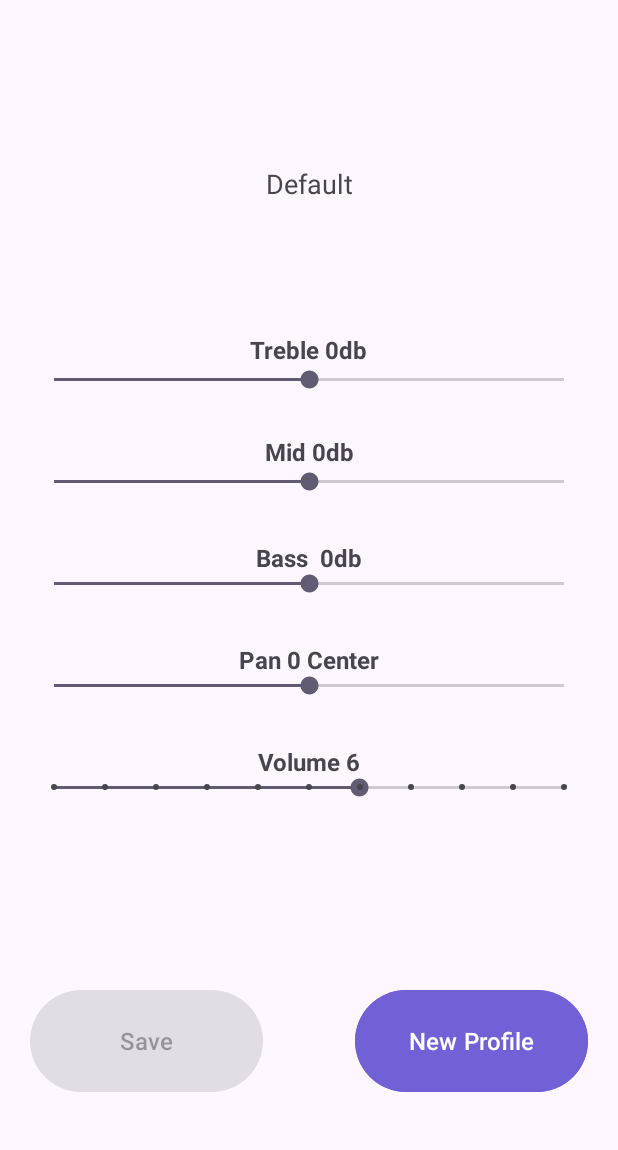
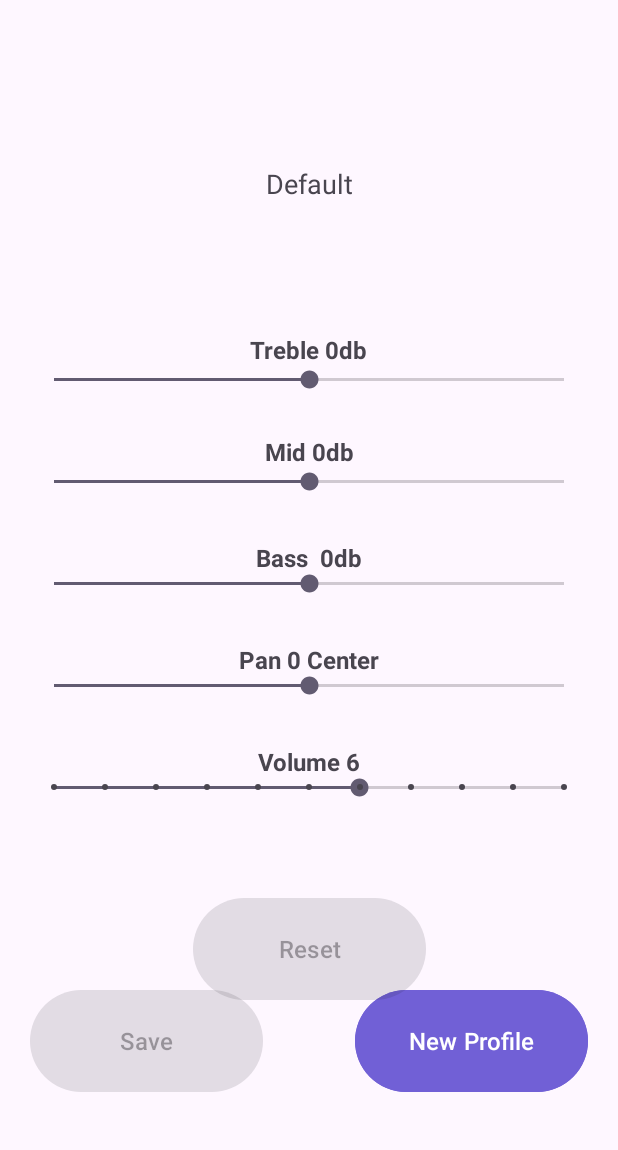
Before and after one commit to leandroSubtractive/sistema_embarcado, an Android app: the screen it shows after launch (EqualizerActivity), after a tap on "Default", on a phone screen of 412 x 824 dp, the part 86-1236 px from its top. Run offline under Robolectric (Android 15) with nearby library versions, the phone set to English and light mode, and no system bars.

Commit message:
[DC-2] - Implementing the reset function
- When the reset button is pressed, it returns the settings to the previously saved value.

Signed-off-by: Leandro Mendes dos Santos <leandro.mendes.santtoss@gmail.com>

```diff
--- a/aosp/src/apps/audio_equalizer/app/src/main/res/layout/activity_equalizer.xml
+++ b/aosp/src/apps/audio_equalizer/app/src/main/res/layout/activity_equalizer.xml
@@ -140,6 +140,20 @@
         app:layout_constraintTop_toBottomOf="@+id/seekBarBass"
         app:layout_constraintVertical_bias="1.0" />
 
+    <SeekBar
+        android:id="@+id/seekBarVolume"
+        style="@style/Widget.AppCompat.SeekBar.Discrete"
+        android:layout_width="0dp"
+        android:layout_height="wrap_content"
+        android:layout_marginStart="20dp"
+        android:layout_marginTop="50dp"
+        android:layout_marginEnd="20dp"
+        android:max="10"
+        android:progress="7"
+        app:layout_constraintEnd_toEndOf="parent"
+        app:layout_constraintStart_toStartOf="parent"
+        app:layout_constraintTop_toBottomOf="@+id/seekBarBalance" />
+
     <TextView
         android:id="@+id/textViewVolume"
         android:layout_width="wrap_content"
@@ -183,18 +197,18 @@
         app:layout_constraintTop_toBottomOf="@+id/seekBarBass"
         app:layout_constraintVertical_bias="0.881" />
 
-    <SeekBar
-        android:id="@+id/seekBarVolume"
-        style="@style/Widget.AppCompat.SeekBar.Discrete"
-        android:layout_width="0dp"
-        android:layout_height="wrap_content"
-        android:layout_marginStart="20dp"
-        android:layout_marginTop="50dp"
-        android:layout_marginEnd="20dp"
-        android:max="10"
-        android:progress="7"
+    <Button
+        android:id="@+id/reset"
+        android:layout_width="155dp"
+        android:layout_height="76dp"
+        android:enabled="false"
+        android:text="Reset"
+        android:textSize="16sp"
+        app:layout_constraintBottom_toBottomOf="parent"
         app:layout_constraintEnd_toEndOf="parent"
+        app:layout_constraintHorizontal_bias="0.501"
         app:layout_constraintStart_toStartOf="parent"
-        app:layout_constraintTop_toBottomOf="@+id/seekBarBalance" />
+        app:layout_constraintTop_toBottomOf="@+id/seekBarVolume"
+        app:layout_constraintVertical_bias="0.389" />
 
 </androidx.constraintlayout.widget.ConstraintLayout>
```
Also changed, not shown: aosp/src/apps/audio_equalizer/app/src/main/java/com/leandromendes/audioequalizer/EqualizerActivity.java (+35 -0 lines).
